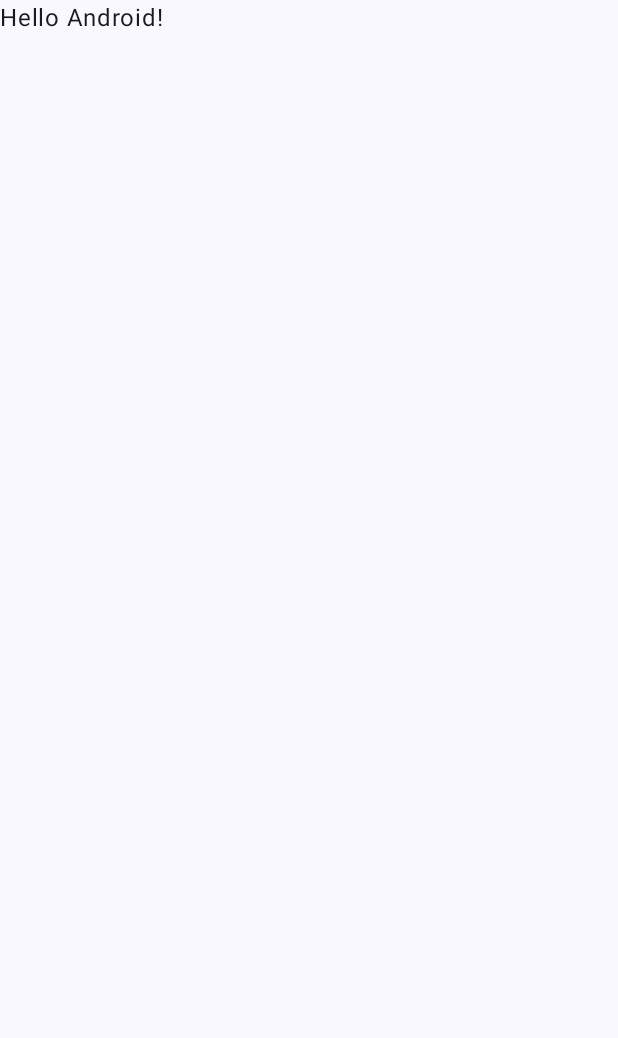
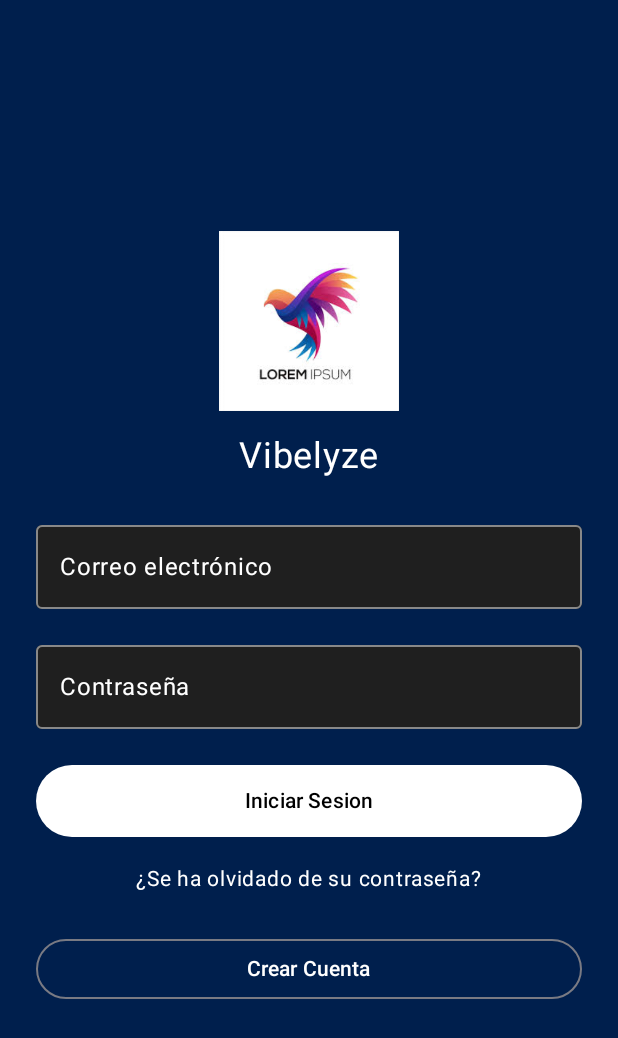
Before and after one commit to ArmandoAgui/Vibelyze, an Android app built with Jetpack Compose: the screen it shows after launch (MainActivity), on a phone screen of 412 x 824 dp. Before the commit the part shown is almost empty. Shown: the top 1038 px of the screen. Run offline under Robolectric (Android 15) with nearby library versions, the phone set to English and light mode, and no system bars.

Commit message:
:construction: Se ha agregado la pantalla de Login

```diff
--- a/Vibelyze/app/build.gradle.kts
+++ b/Vibelyze/app/build.gradle.kts
@@ -40,7 +40,7 @@
 }
 
 dependencies {
-
+    implementation(libs.androidx.compose.material3)
     implementation(libs.androidx.core.ktx)
     implementation(libs.androidx.lifecycle.runtime.ktx)
     implementation(libs.androidx.activity.compose)
@@ -48,7 +48,6 @@
     implementation(libs.androidx.ui)
     implementation(libs.androidx.ui.graphics)
     implementation(libs.androidx.ui.tooling.preview)
-    implementation(libs.androidx.material3)
     testImplementation(libs.junit)
     androidTestImplementation(libs.androidx.junit)
     androidTestImplementation(libs.androidx.espresso.core)
--- a/Vibelyze/app/src/main/java/com/vibelyze/MainActivity.kt
+++ b/Vibelyze/app/src/main/java/com/vibelyze/MainActivity.kt
@@ -6,42 +6,25 @@
 import androidx.activity.enableEdgeToEdge
 import androidx.compose.foundation.layout.fillMaxSize
 import androidx.compose.foundation.layout.padding
+import androidx.compose.material3.MaterialTheme
 import androidx.compose.material3.Scaffold
+import androidx.compose.material3.Surface
 import androidx.compose.material3.Text
 import androidx.compose.runtime.Composable
 import androidx.compose.ui.Modifier
 import androidx.compose.ui.tooling.preview.Preview
+import com.vibelyze.ui.screens.auth.LoginScreen
 import com.vibelyze.ui.theme.VibelyzeTheme
 
 class MainActivity : ComponentActivity() {
     override fun onCreate(savedInstanceState: Bundle?) {
         super.onCreate(savedInstanceState)
-        enableEdgeToEdge()
         setContent {
             VibelyzeTheme {
-                Scaffold(modifier = Modifier.fillMaxSize()) { innerPadding ->
-                    Greeting(
-                        name = "Android",
-                        modifier = Modifier.padding(innerPadding)
-                    )
+                Surface(color = MaterialTheme.colorScheme.background) {
+                    LoginScreen()
                 }
             }
         }
     }
 }
-
-@Composable
-fun Greeting(name: String, modifier: Modifier = Modifier) {
-    Text(
-        text = "Hello $name!",
-        modifier = modifier
-    )
-}
-
-@Preview(showBackground = true)
-@Composable
-fun GreetingPreview() {
-    VibelyzeTheme {
-        Greeting("Android")
-    }
-}
--- /dev/null
+++ b/Vibelyze/app/src/main/java/com/vibelyze/ui/screens/auth/LoginScreen.kt
@@ -0,0 +1,130 @@
+package com.vibelyze.ui.screens.auth
+
+import androidx.compose.foundation.Image
+import androidx.compose.foundation.background
+import androidx.compose.foundation.clickable
+import androidx.compose.foundation.layout.*
+import androidx.compose.material3.Button
+import androidx.compose.material3.ButtonDefaults
+import androidx.compose.material3.MaterialTheme
+import androidx.compose.material3.OutlinedButton
+import androidx.compose.material3.OutlinedTextField
+import androidx.compose.material3.Text
+import androidx.compose.runtime.*
+import androidx.compose.ui.Alignment
+import androidx.compose.ui.Modifier
+import androidx.compose.ui.graphics.Color
+import androidx.compose.ui.res.painterResource
+import androidx.compose.ui.text.input.PasswordVisualTransformation
+import androidx.compose.ui.unit.dp
+import androidx.compose.ui.unit.sp
+import androidx.compose.material3.TextFieldDefaults
+import com.vibelyze.R
+import androidx.compose.material3.*
+
+
+@Composable
+fun LoginScreen(
+    onLoginClick: () -> Unit = {},
+    onCreateAccountClick: () -> Unit = {},
+    onForgotPasswordClick: () -> Unit = {}
+) {
+    var email by remember { mutableStateOf("") }
+    var password by remember { mutableStateOf("") }
+
+    Box(
+        modifier = Modifier
+            .fillMaxSize()
+            .background(Color(0xFF001F4D)) // Fondo azul marino
+            .padding(24.dp),
+        contentAlignment = Alignment.Center
+    ) {
+        Column(horizontalAlignment = Alignment.CenterHorizontally) {
+
+            Image(
+                painter = painterResource(id = R.drawable.logo),
+                contentDescription = "Logo",
+                modifier = Modifier.size(120.dp)
+            )
+
+            Spacer(modifier = Modifier.height(16.dp))
+
+            Text(
+                text = "Vibelyze",
+                fontSize = 24.sp,
+                color = Color.White
+            )
+
+            Spacer(modifier = Modifier.height(24.dp))
+
+            OutlinedTextField(
+                value = email,
+                onValueChange = { email = it },
+                label = { Text("Correo electrónico", color = Color.White) },
+                textStyle = LocalTextStyle.current.copy(color = Color.White),
+                modifier = Modifier.fillMaxWidth(),
+                colors = TextFieldDefaults.colors(
+                    focusedContainerColor = Color(0xFF1F1F1F),
+                    unfocusedContainerColor = Color(0xFF1F1F1F),
+                    focusedIndicatorColor = Color.Cyan,
+                    unfocusedIndicatorColor = Color.Gray,
+                    cursorColor = Color.White
+                )
+            )
+
+            Spacer(modifier = Modifier.height(16.dp))
+
+            OutlinedTextField(
+                value = password,
+                onValueChange = { password = it },
+                label = { Text("Contraseña", color = Color.White) },
+                textStyle = LocalTextStyle.current.copy(color = Color.White),
+                modifier = Modifier.fillMaxWidth(),
+                colors = TextFieldDefaults.colors(
+                    focusedContainerColor = Color(0xFF1F1F1F),
+                    unfocusedContainerColor = Color(0xFF1F1F1F),
+                    focusedIndicatorColor = Color.Cyan,
+                    unfocusedIndicatorColor = Color.Gray,
+                    cursorColor = Color.White
+                )
+            )
+
+
+            Spacer(modifier = Modifier.height(24.dp))
+
+            Button(
+                onClick = onLoginClick,
+                modifier = Modifier
+                    .fillMaxWidth()
+                    .height(48.dp),
+                colors = ButtonDefaults.buttonColors(
+                    containerColor = Color.White,
+                    contentColor = Color.Black
+                )
+            ) {
+                Text("Iniciar Sesion")
+            }
+
+            Spacer(modifier = Modifier.height(8.dp))
+
+            Text(
+                text = "¿Se ha olvidado de su contraseña?",
+                color = Color.White,
+                fontSize = 14.sp,
+                modifier = Modifier
+                    .clickable { onForgotPasswordClick() }
+                    .padding(vertical = 8.dp)
+            )
+
+            Spacer(modifier = Modifier.height(16.dp))
+
+            OutlinedButton(
+                onClick = onCreateAccountClick,
+                modifier = Modifier.fillMaxWidth(),
+                colors = ButtonDefaults.outlinedButtonColors(contentColor = Color.White)
+            ) {
+                Text("Crear Cuenta")
+            }
+        }
+    }
+}
--- a/Vibelyze/gradle/libs.versions.toml
+++ b/Vibelyze/gradle/libs.versions.toml
@@ -8,6 +8,10 @@
 lifecycleRuntimeKtx = "2.8.7"
 activityCompose = "1.10.1"
 composeBom = "2024.09.00"
+
+material3 = "1.2.1"
+
+compose = "1.5.4"   # O similar
 
 [libraries]
 androidx-core-ktx = { group = "androidx.core", name = "core-ktx", version.ref = "coreKtx" }
@@ -23,7 +27,9 @@
 androidx-ui-tooling-preview = { group = "androidx.compose.ui", name = "ui-tooling-preview" }
 androidx-ui-test-manifest = { group = "androidx.compose.ui", name = "ui-test-manifest" }
 androidx-ui-test-junit4 = { group = "androidx.compose.ui", name = "ui-test-junit4" }
-androidx-material3 = { group = "androidx.compose.material3", name = "material3" }
+
+androidx-compose-material3 = { group = "androidx.compose.material3", name = "material3", version.ref = "material3" }
+
 
 [plugins]
 android-application = { id = "com.android.application", version.ref = "agp" }
```
Also changed, not shown: Vibelyze/app/src/main/res/drawable/logo.png (added).
